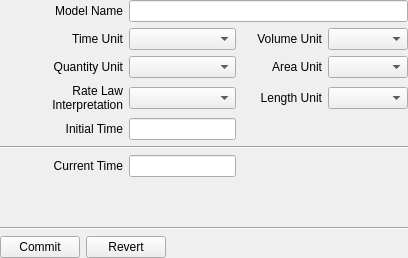
Above: copasi/UI/CQModelWidget.ui from copasi/COPASI before the change. Below: the same form after it.
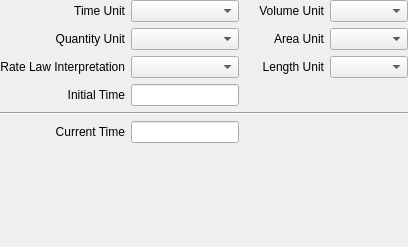
That is the form after the change. Custom widgets are drawn as their Qt base class.

Patch:
```diff
--- a/copasi/UI/CQModelWidget.ui
+++ b/copasi/UI/CQModelWidget.ui
@@ -14,13 +14,13 @@
 
  <comment> All rights reserved. </comment>
  <class>CQModelWidget</class>
- <widget class="CopasiWidget" name="CQModelWidget" >
-  <property name="geometry" >
+ <widget class="CopasiWidget" name="CQModelWidget">
+  <property name="geometry">
    <rect>
     <x>0</x>
     <y>0</y>
     <width>408</width>
-    <height>258</height>
+    <height>247</height>
    </rect>
   </property>
   <property name="windowTitle" >
@@ -30,25 +30,9 @@
    <property name="margin" >
     <number>0</number>
    </property>
-   <item row="0" column="0" >
-    <widget class="QLabel" name="mpLblNAme" >
-     <property name="text" >
-      <string>Model Name</string>
-     </property>
-     <property name="alignment" >
-      <set>Qt::AlignRight|Qt::AlignTrailing|Qt::AlignVCenter</set>
-     </property>
-     <property name="wordWrap" >
-      <bool>false</bool>
-     </property>
-    </widget>
-   </item>
-   <item row="0" column="1" colspan="3" >
-    <widget class="QLineEdit" name="mpEditName" />
-   </item>
-   <item row="1" column="0" >
-    <widget class="QLabel" name="mpLblTimeUnit" >
-     <property name="text" >
+   <item row="0" column="0">
+    <widget class="QLabel" name="mpLblTimeUnit">
+     <property name="text">
       <string>Time Unit</string>
      </property>
      <property name="alignment" >
@@ -59,12 +43,12 @@
      </property>
     </widget>
    </item>
-   <item row="1" column="1" >
-    <widget class="QComboBox" name="mpComboTimeUnit" />
+   <item row="0" column="1">
+    <widget class="QComboBox" name="mpComboTimeUnit"/>
    </item>
-   <item row="7" column="0" >
-    <widget class="QLabel" name="mpLblInitialTime" >
-     <property name="text" >
+   <item row="6" column="0">
+    <widget class="QLabel" name="mpLblInitialTime">
+     <property name="text">
       <string>Initial Time</string>
      </property>
      <property name="alignment" >
@@ -75,26 +59,26 @@
      </property>
     </widget>
    </item>
-   <item row="7" column="1" >
-    <widget class="QLineEdit" name="mpEditInitialTime" >
-     <property name="sizePolicy" >
-      <sizepolicy vsizetype="Fixed" hsizetype="Preferred" >
+   <item row="6" column="1">
+    <widget class="QLineEdit" name="mpEditInitialTime">
+     <property name="sizePolicy">
+      <sizepolicy hsizetype="Preferred" vsizetype="Fixed">
        <horstretch>0</horstretch>
        <verstretch>0</verstretch>
       </sizepolicy>
      </property>
     </widget>
    </item>
-   <item row="8" column="0" colspan="4" >
-    <widget class="Line" name="mpLine1" >
-     <property name="orientation" >
+   <item row="7" column="0" colspan="4">
+    <widget class="Line" name="mpLine1">
+     <property name="orientation">
       <enum>Qt::Horizontal</enum>
      </property>
     </widget>
    </item>
-   <item row="9" column="0" >
-    <widget class="QLabel" name="mpLblCurrentTime" >
-     <property name="text" >
+   <item row="8" column="0">
+    <widget class="QLabel" name="mpLblCurrentTime">
+     <property name="text">
       <string>Current Time</string>
      </property>
      <property name="alignment" >
@@ -105,10 +89,10 @@
      </property>
     </widget>
    </item>
-   <item row="9" column="1" >
-    <widget class="QLineEdit" name="mpEditCurrentTime" >
-     <property name="sizePolicy" >
-      <sizepolicy vsizetype="Fixed" hsizetype="Preferred" >
+   <item row="8" column="1">
+    <widget class="QLineEdit" name="mpEditCurrentTime">
+     <property name="sizePolicy">
+      <sizepolicy hsizetype="Preferred" vsizetype="Fixed">
        <horstretch>0</horstretch>
        <verstretch>0</verstretch>
       </sizepolicy>
@@ -118,65 +102,12 @@
      </property>
     </widget>
    </item>
-   <item row="11" column="0" colspan="4" >
-    <widget class="Line" name="mpLine2" >
-     <property name="orientation" >
-      <enum>Qt::Horizontal</enum>
-     </property>
-    </widget>
+   <item row="0" column="3">
+    <widget class="QComboBox" name="mpComboVolumeUnit"/>
    </item>
-   <item row="12" column="0" colspan="4" >
-    <layout class="QHBoxLayout" name="mpBtnLayout" >
-     <property name="sizeConstraint" >
-      <enum>QLayout::SetMaximumSize</enum>
-     </property>
-     <item>
-      <widget class="QPushButton" name="mpBtnCommit" >
-       <property name="sizePolicy" >
-        <sizepolicy vsizetype="Maximum" hsizetype="Preferred" >
-         <horstretch>0</horstretch>
-         <verstretch>0</verstretch>
-        </sizepolicy>
-       </property>
-       <property name="text" >
-        <string>Commit</string>
-       </property>
-      </widget>
-     </item>
-     <item>
-      <widget class="QPushButton" name="mpBtnRevert" >
-       <property name="sizePolicy" >
-        <sizepolicy vsizetype="Maximum" hsizetype="Preferred" >
-         <horstretch>0</horstretch>
-         <verstretch>0</verstretch>
-        </sizepolicy>
-       </property>
-       <property name="text" >
-        <string>Revert</string>
-       </property>
-      </widget>
-     </item>
-     <item>
-      <spacer name="mpHorizontalSpacer" >
-       <property name="orientation" >
-        <enum>Qt::Horizontal</enum>
-       </property>
-       <property name="sizeHint" stdset="0" >
-        <size>
-         <width>248</width>
-         <height>20</height>
-        </size>
-       </property>
-      </spacer>
-     </item>
-    </layout>
-   </item>
-   <item row="1" column="3" >
-    <widget class="QComboBox" name="mpComboVolumeUnit" />
-   </item>
-   <item row="1" column="2" >
-    <widget class="QLabel" name="mpLblVolumeUnit" >
-     <property name="text" >
+   <item row="0" column="2">
+    <widget class="QLabel" name="mpLblVolumeUnit">
+     <property name="text">
       <string>Volume Unit</string>
      </property>
      <property name="alignment" >
@@ -187,12 +118,12 @@
      </property>
     </widget>
    </item>
-   <item row="3" column="3" >
-    <widget class="QComboBox" name="mpComboAreaUnit" />
+   <item row="2" column="3">
+    <widget class="QComboBox" name="mpComboAreaUnit"/>
    </item>
-   <item row="3" column="2" >
-    <widget class="QLabel" name="mpLblAreaUnit" >
-     <property name="text" >
+   <item row="2" column="2">
+    <widget class="QLabel" name="mpLblAreaUnit">
+     <property name="text">
       <string>Area Unit</string>
      </property>
      <property name="alignment" >
@@ -203,12 +134,12 @@
      </property>
     </widget>
    </item>
-   <item row="4" column="3" >
-    <widget class="QComboBox" name="mpComboLengthUnit" />
+   <item row="3" column="3">
+    <widget class="QComboBox" name="mpComboLengthUnit"/>
    </item>
-   <item row="4" column="2" >
-    <widget class="QLabel" name="mpLblLengthUnit" >
-     <property name="text" >
+   <item row="3" column="2">
+    <widget class="QLabel" name="mpLblLengthUnit">
+     <property name="text">
       <string>Length Unit</string>
      </property>
      <property name="alignment" >
@@ -219,9 +150,9 @@
      </property>
     </widget>
    </item>
-   <item row="3" column="0" >
-    <widget class="QLabel" name="mpLblQuantityUnit" >
-     <property name="text" >
+   <item row="2" column="0">
+    <widget class="QLabel" name="mpLblQuantityUnit">
+     <property name="text">
       <string>Quantity Unit</string>
      </property>
      <property name="alignment" >
@@ -232,12 +163,12 @@
      </property>
     </widget>
    </item>
-   <item row="3" column="1" >
-    <widget class="QComboBox" name="mpComboQuantityUnit" />
+   <item row="2" column="1">
+    <widget class="QComboBox" name="mpComboQuantityUnit"/>
    </item>
-   <item row="4" column="0" >
-    <widget class="QLabel" name="mpLblModelType" >
-     <property name="text" >
+   <item row="3" column="0">
+    <widget class="QLabel" name="mpLblModelType">
+     <property name="text">
       <string>Rate Law Interpretation</string>
      </property>
      <property name="alignment" >
@@ -248,13 +179,13 @@
      </property>
     </widget>
    </item>
-   <item row="4" column="1" >
-    <widget class="QComboBox" name="mpComboModelType" />
+   <item row="3" column="1">
+    <widget class="QComboBox" name="mpComboModelType"/>
    </item>
-   <item row="10" column="0" colspan="4" >
-    <widget class="CQNotes" native="1" name="mpNotes" >
-     <property name="sizePolicy" >
-      <sizepolicy vsizetype="Preferred" hsizetype="Expanding" >
+   <item row="9" column="0" colspan="4">
+    <widget class="CQNotes" name="mpNotes" native="true">
+     <property name="sizePolicy">
+      <sizepolicy hsizetype="Expanding" vsizetype="Preferred">
        <horstretch>0</horstretch>
        <verstretch>0</verstretch>
       </sizepolicy>
```
Left out of the diff: 87 changed lines with no effect on the pictures.
